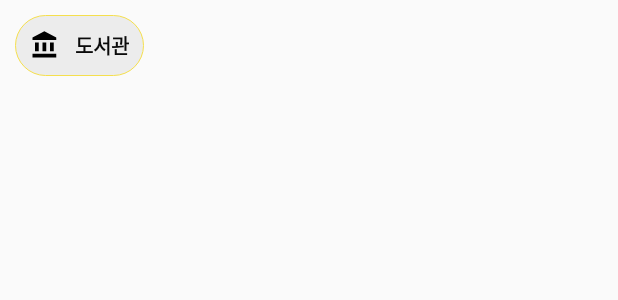
After one commit to hackjap/addcul, an Android app: the layout item_map.xml on its own in the app's theme, with its tools: preview values and no code run, on a phone screen of 412 x 824 dp. The commit adds this screen. Shown: the top 300 px of the screen. Run offline under Robolectric (Android 15) with nearby library versions, the phone set to English and light mode, and no system bars.

Commit message:
[update] item_map.xml 디자인 (상단 메뉴) activity_map.xml 디자인

```diff
--- a/app/src/main/java/com/example/addcul/activity/MapActivity.java
+++ b/app/src/main/java/com/example/addcul/activity/MapActivity.java
@@ -251,7 +251,7 @@ public class MapActivity extends AppCompatActivity implements AutoPermissionsLis
             MarkerOptions markerOptions = new MarkerOptions()
                     .position(latLng).title(data.get(i)
                             .getName()).snippet("여기는 "+i+1+"번쨰 한국 문화 공간입니다.")
-                    .icon(BitmapDescriptorFactory.defaultMarker(BitmapDescriptorFactory.HUE_ROSE));
+                    .icon(BitmapDescriptorFactory.defaultMarker(BitmapDescriptorFactory.HUE_ORANGE));
             marker = map.addMarker(markerOptions);
             marker.setTag(i);
 
--- /dev/null
+++ b/app/src/main/res/drawable/ic_account_balance_black_24dp.xml
@@ -0,0 +1,9 @@
+<vector xmlns:android="http://schemas.android.com/apk/res/android"
+        android:width="20dp"
+        android:height="20dp"
+        android:viewportWidth="24.0"
+        android:viewportHeight="24.0">
+    <path
+        android:fillColor="#FF000000"
+        android:pathData="M4,10v7h3v-7L4,10zM10,10v7h3v-7h-3zM2,22h19v-3L2,19v3zM16,10v7h3v-7h-3zM11.5,1L2,6v2h19L21,6l-9.5,-5z"/>
+</vector>
--- /dev/null
+++ b/app/src/main/res/layout/item_map.xml
@@ -0,0 +1,34 @@
+<?xml version="1.0" encoding="utf-8"?>
+<LinearLayout xmlns:android="http://schemas.android.com/apk/res/android"
+    xmlns:app="http://schemas.android.com/apk/res-auto"
+    xmlns:tools="http://schemas.android.com/tools"
+    android:layout_width="match_parent"
+    android:layout_height="wrap_content"
+    android:orientation="vertical"
+    android:padding="10dp">
+
+    <LinearLayout
+        android:layout_width="wrap_content"
+        android:layout_height="wrap_content"
+        android:background="@drawable/style_main_fill"
+        android:orientation="horizontal"
+        android:padding="10dp">
+
+        <ImageView
+            android:id="@+id/imageView6"
+            android:layout_width="wrap_content"
+            android:layout_height="wrap_content"
+            android:gravity="center"
+            app:srcCompat="@drawable/ic_account_balance_black_24dp"
+            android:layout_marginRight="10dp"/>
+
+        <TextView
+            android:id="@+id/textview"
+            android:layout_width="wrap_content"
+            android:layout_height="wrap_content"
+            android:textColor="#0A0A0A"
+            android:textSize="13sp"
+            tools:text="도서관"
+            android:layout_gravity="center" />
+    </LinearLayout>
+</LinearLayout>
--- a/app/src/main/res/values/styles.xml
+++ b/app/src/main/res/values/styles.xml
@@ -1,20 +1,16 @@
 <resources>
 
     <!-- Base application theme. -->
-<!--    <style name="AppTheme" parent="Theme.MaterialComponents.Light.DarkActionBar">-->
     <style name="AppTheme" parent="Theme.AppCompat.Light">
         <!-- Customize your theme here. -->
         <!-- 타이틀바 숨기기
-
+        <item name="windowNoTitle">true</item>
         -->
-<!--        <item name="windowNoTitle">true</item>-->
         <!--상태바 숨기기-->
-
-<!--        <item name="android:windowFullscreen">true</item>-->
+        <item name="android:windowFullscreen">true</item>
 <!--        &lt;!&ndash;투명 액션바&ndash;&gt;-->
-<!--        <item name="colorPrimary">#22ffffff</item>-->
+<!--        <item name="colorPrimary">#00000000</item>-->
 <!--        <item name="windowActionBarOverlay">true</item>-->
-
 
         <item name="colorPrimaryDark">@color/ultimate_gray</item>
         <item name="colorAccent">@color/basic_text</item>
```
Also changed, not shown: app/src/main/res/drawable/ic_call_black_24dp.xml (added, +9 -0 lines), app/src/main/res/drawable/ic_location_on_black_24dp.xml (added, +9 -0 lines), app/src/main/res/drawable/ic_web_black_24dp.xml (added, +9 -0 lines), app/src/main/res/layout/actionbar.xml (+7 -0 lines), app/src/main/res/layout/activity_map.xml (+168 -42 lines).
